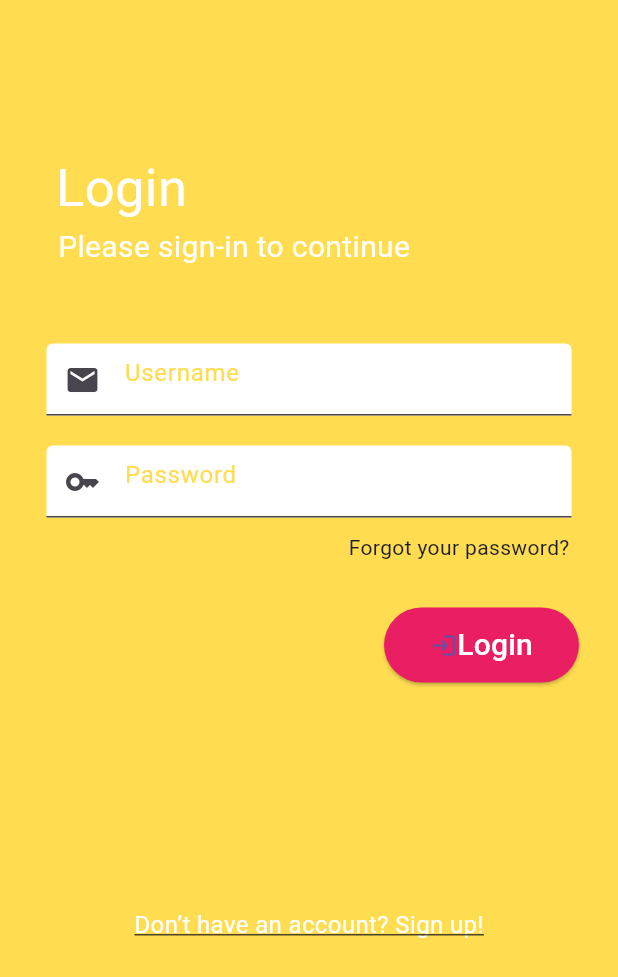
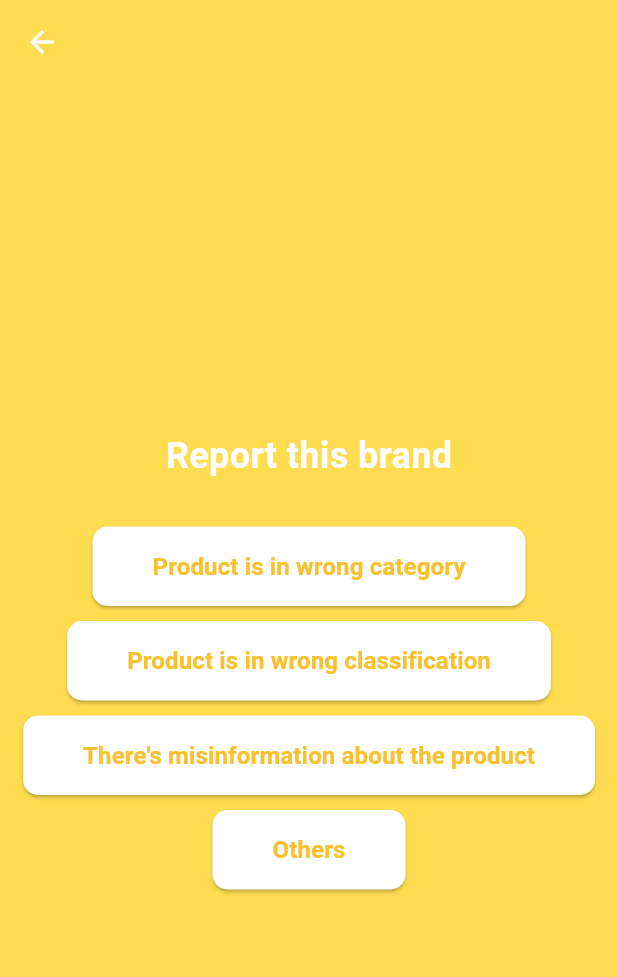
Before and after one commit to FarisArch/kyb, a Flutter app: the screen it shows after launch, on a phone screen of 412 x 824 dp. Shown: the top 977 px of the screen. Run offline on Flutter 3.47's test engine with Material 3 defaults, Android fonts, the phone set to English and light mode, and no system bars; our stand-ins replace firebase_auth, firebase_core, fluttertoast; missing offline and left inert: barcode_scan2; accounts and stored records are empty.

Commit message:
already link report.dart to first two buttons available

```diff
--- a/lib/main.dart
+++ b/lib/main.dart
@@ -3,12 +3,13 @@
 import 'package:flutter/material.dart';
 import 'package:kyb/pages/pages.dart'; // PUT ALL PAGES IN PAGES.DART
 import 'package:firebase_core/firebase_core.dart';
+import 'package:kyb/pages/report_wrongclass.dart';
 import 'package:kyb/services/api_key.dart';
 
 void main() {
   runFirebase();
   runApp(MaterialApp(
-    initialRoute: '/login',
+    initialRoute: '/report',
     routes: {
       '/': (context) => SplashScreen(),
       '/front': (context) => FrontPage(),
@@ -21,6 +22,10 @@ void main() {
       '/scan': (context) => ScanPage(),
       '/search': (context) => SearchPage(),
       '/contribute': (context) => ContributePage(),
+      '/report': (context) => ReportPage(),
+      '/report_wrongcategory': (context) => ReportWrongCategory(),
+      '/report_wrongclass': (context) => ReportWrongClass(),
+      '/successful_report': (context) => SuccessfulReport(),
     },
   ));
 }
--- a/lib/pages/pages.dart
+++ b/lib/pages/pages.dart
@@ -11,3 +11,5 @@ export 'package:kyb/pages/news_card.dart';
 export 'package:kyb/pages/scan.dart';
 export 'package:kyb/pages/search.dart';
 export 'package:kyb/pages/contribute.dart';
+export 'package:kyb/pages/report.dart';
+export 'package:kyb/pages/report_wrongcategory.dart';
--- a/lib/pages/report.dart
+++ b/lib/pages/report.dart
@@ -0,0 +1,95 @@
+import 'package:flutter/material.dart';
+
+class ReportPage extends StatelessWidget {
+  const ReportPage({super.key});
+
+  @override
+  Widget build(BuildContext context) {
+    return Scaffold(
+      backgroundColor: Color.fromRGBO(255, 220, 80, 1),
+      appBar: AppBar(
+        backgroundColor: Colors.transparent,
+        elevation: 0,
+        leading: IconButton(
+          icon: Icon(Icons.arrow_back, color: Colors.white),
+          onPressed: () {
+            Navigator.pop(context);
+          },
+        ),
+      ),
+      body: Center(
+        child: Column(
+          mainAxisAlignment: MainAxisAlignment.center,
+          children: [
+            Text(
+              'Report this brand',
+              style: TextStyle(
+                fontSize: 24,
+                fontWeight: FontWeight.bold,
+                color: Colors.white,
+              ),
+            ),
+            SizedBox(height: 30),
+            _buildReportButton(
+              context,
+              'Product is in wrong category',
+              Colors.white,
+                  () {
+                Navigator.pushNamed(context, '/report_wrongcategory');
+              },
+            ),
+            SizedBox(height: 10),
+            _buildReportButton(
+              context,
+              'Product is in wrong classification',
+              Colors.white,
+                  () {
+                Navigator.pushNamed(context, '/report_wrongclass');
+              },
+            ),
+            SizedBox(height: 10),
+            _buildReportButton(
+              context,
+              "There's misinformation about the product",
+              Colors.white,
+                  () {
+                Navigator.pushNamed(context, '/report_misinfo');
+              },
+            ),
+            SizedBox(height: 10),
+            _buildReportButton(
+              context,
+              'Others',
+              Colors.white,
+                  () {
+                Navigator.pushNamed(context, '/report_others');
+              },
+            ),
+          ],
+        ),
+      ),
+    );
+  }
+
+  Widget _buildReportButton(
+      BuildContext context, String text, Color color, VoidCallback onPressed) {
+    return ElevatedButton(
+      onPressed: onPressed,
+      style: ElevatedButton.styleFrom(
+        backgroundColor: color,
+        padding: EdgeInsets.symmetric(horizontal: 40, vertical: 15),
+        shape: RoundedRectangleBorder(
+          borderRadius: BorderRadius.circular(10),
+        ),
+      ),
+      child: Text(
+        text,
+        style: TextStyle(
+          color: Colors.yellow[700],
+          fontSize: 16,
+          fontWeight: FontWeight.bold,
+        ),
+      ),
+    );
+  }
+}
```
Also changed, not shown: lib/pages/report_wrongcategory.dart (added, +112 -0 lines), lib/pages/report_wrongclass.dart (added, +105 -0 lines), lib/pages/report_misinfo.dart (added), lib/pages/report_others.dart (added), 3 other files.
